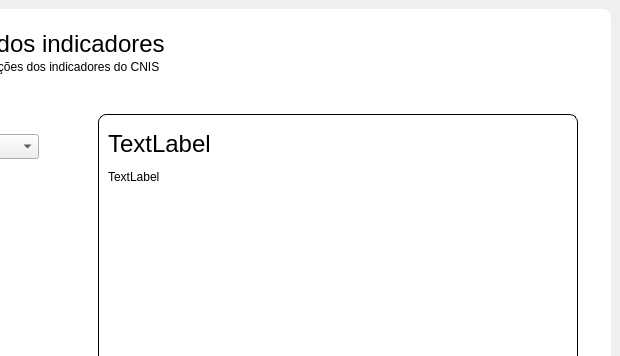
First picture: the form in Telas/UI/pgInfoIndicadores.ui, repository newprev/PrevCliente, before the edit; both pictures show x 180 to 800 and y 0 to 356 of the 800 by 600 pixel window.
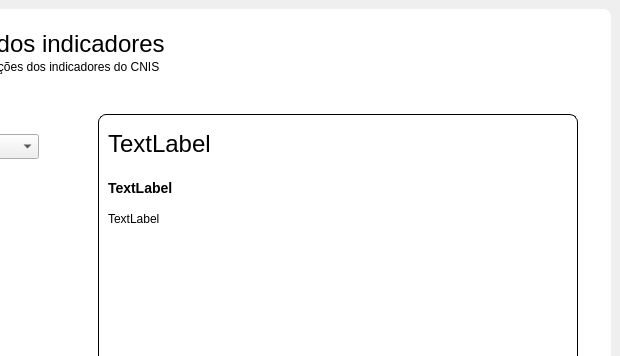
Second picture: the form after the edit.

The edit to the form file:
```diff
--- a/Telas/UI/pgInfoIndicadores.ui
+++ b/Telas/UI/pgInfoIndicadores.ui
@@ -31,11 +31,25 @@
 	font-size: 24px;
 }
 
-#lbSubtitulo, #lbSiglaCbx, #lbIndicadorDesc {
+#lbSubtitulo, #lbSiglaCbx {
 	font-family: &quot;TeX Gyre Adventor&quot;;
 	font-size: 12px;
 	
 	background-color: transparent;
+}
+
+ #lbDesc {
+	font-family: &quot;TeX Gyre Adventor&quot;;
+	font-size: 14px;
+	
+	background-color: transparent;
+}
+
+#lbResumo {
+	font-family: &quot;TeX Gyre Adventor&quot;;
+	font: bold 14px;
+	
+	background-color: transparent;
 }</string>
   </property>
   <widget class="QWidget" name="wdgMain">
@@ -164,7 +178,23 @@
             </widget>
            </item>
            <item>
-            <widget class="QLabel" name="lbIndicadorDesc">
+            <widget class="QLabel" name="lbResumo">
+             <property name="maximumSize">
+              <size>
+               <width>16777215</width>
+               <height>36</height>
+              </size>
+             </property>
+             <property name="text">
+              <string>TextLabel</string>
+             </property>
+             <property name="wordWrap">
+              <bool>true</bool>
+             </property>
+            </widget>
+           </item>
+           <item>
+            <widget class="QLabel" name="lbDescricao">
              <property name="text">
               <string>TextLabel</string>
              </property>
```
